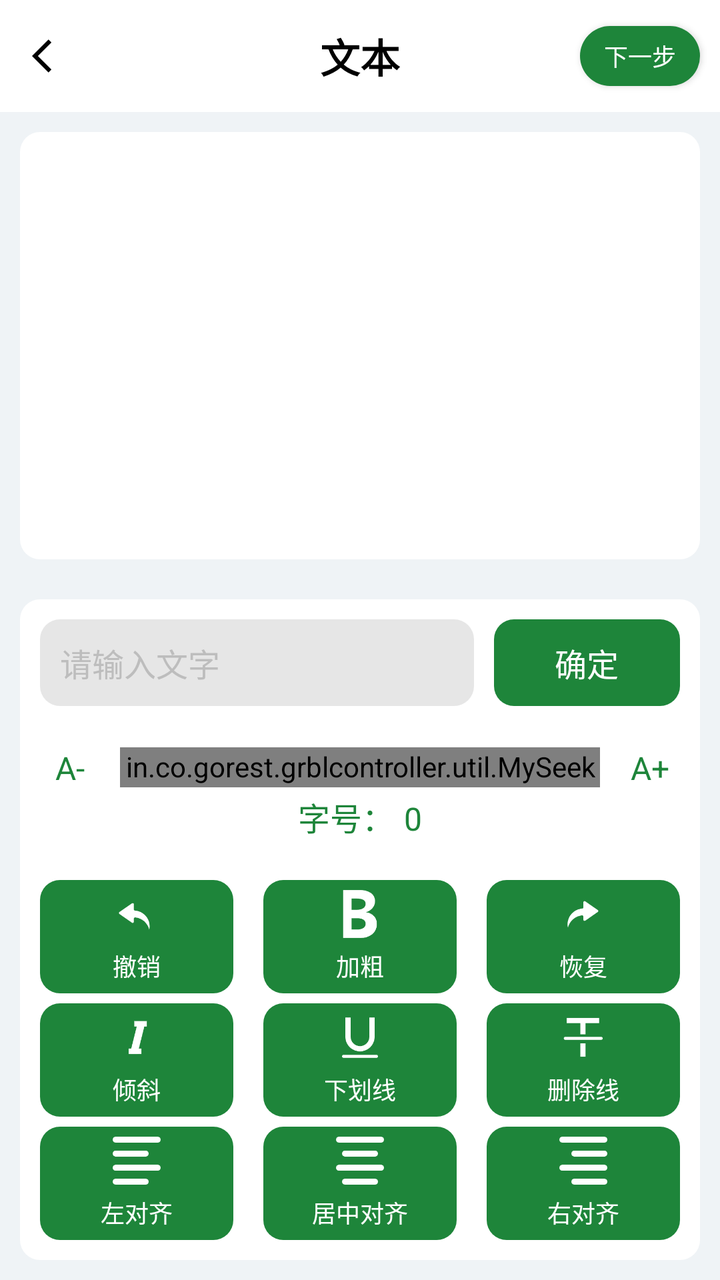
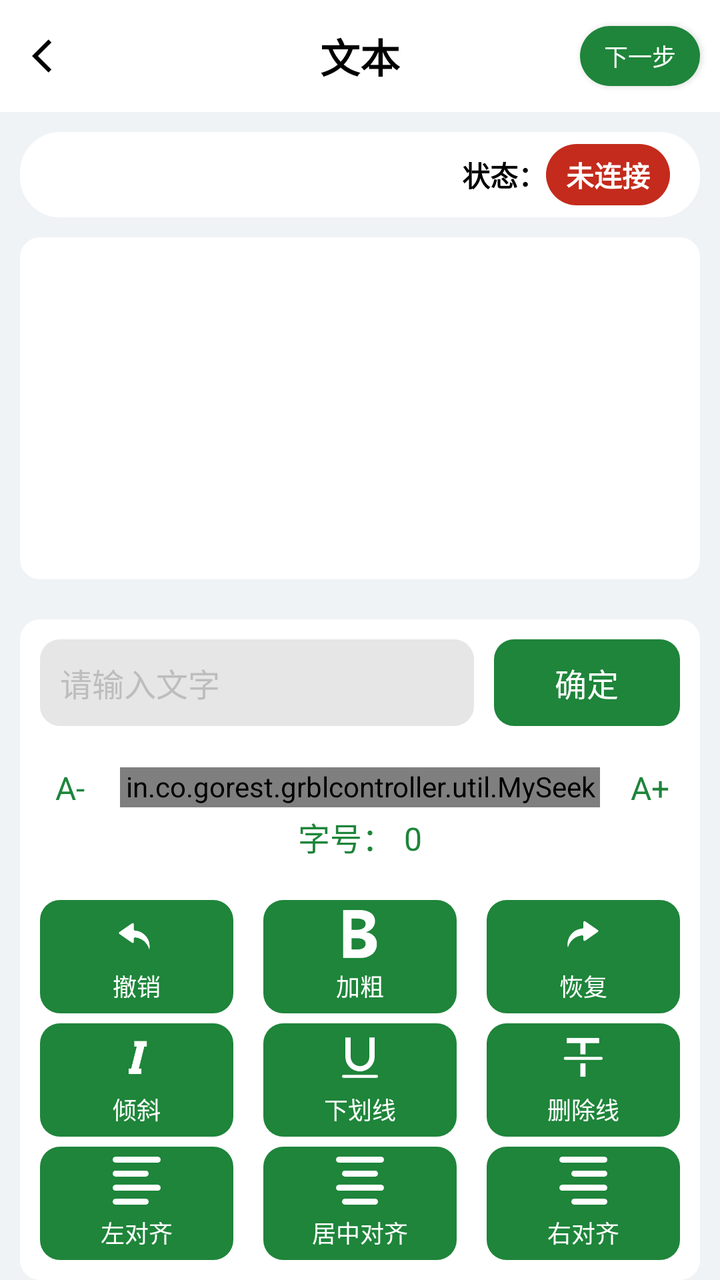

An Android layout rendered at two revisions. The XML below is the earlier revision; the diff shows what the commit changed to produce the second picture.
<!-- AndroidManifest.xml: activity theme AppTheme.NoActionBar -->
<!-- res/layout/activity_textcreate.xml -->
<LinearLayout xmlns:android="http://schemas.android.com/apk/res/android"
    xmlns:app="http://schemas.android.com/apk/res-auto"
    android:layout_width="match_parent"
    android:layout_height="match_parent"
    android:background="@color/ColorGray"
    android:orientation="vertical">

    <RelativeLayout
        android:id="@+id/status_bar"
        android:layout_width="match_parent"
        android:layout_height="?attr/actionBarSize"
        android:background="@color/colorWhite">

        <ImageView
            android:id="@+id/iv_back"
            android:layout_width="20dp"
            android:layout_height="match_parent"
            android:layout_alignParentStart="true"
            android:layout_centerVertical="true"
            android:layout_marginStart="16dp"
            android:src="@drawable/ic_back" />

        <TextView
            android:layout_width="wrap_content"
            android:layout_height="match_parent"
            android:layout_centerHorizontal="true"
            android:gravity="center"
            android:text="文本"
            android:textColor="@color/colorBlack"
            android:textSize="20sp"
            android:textStyle="bold" />

        <Button
            android:id="@+id/btn_next"
            android:layout_width="60dp"
            android:layout_height="30dp"
            android:layout_alignParentEnd="true"
            android:layout_centerVertical="true"
            android:layout_marginEnd="10dp"
            android:background="@drawable/bg_green_1e853a_r100"
            android:gravity="center"
            android:paddingVertical="5dp"
            android:text="下一步"
            android:textColor="@color/colorWhite"
            android:textSize="12sp" />

    </RelativeLayout>


    <RelativeLayout
        android:layout_width="match_parent"
        android:layout_height="match_parent"
        android:layout_margin="10dp">

        
        <LinearLayout
            android:id="@+id/ll_container"
            android:layout_width="match_parent"
            android:layout_height="match_parent"
            android:padding="10dp"
            android:gravity="center"
            android:orientation="vertical"
            android:layout_above="@id/ll_function"
            android:background="@drawable/bg_white_ffffff_r10">

            <TextView
                android:id="@+id/tv_container"
                android:layout_width="wrap_content"
                android:layout_height="wrap_content"
                android:text=""
                android:textColor="@color/colorBlack"
                android:textSize="16sp"/>


        </LinearLayout>

        
        <LinearLayout
            android:id="@+id/ll_function"
            android:layout_width="match_parent"
            android:layout_height="wrap_content"
            android:orientation="vertical"
            android:background="@drawable/bg_white_ffffff_r10"
            android:layout_marginTop="20dp"
            android:padding="10dp"
            android:layout_alignParentBottom="true">

            
            <LinearLayout
                android:layout_width="match_parent"
                android:layout_height="wrap_content"
                android:orientation="horizontal">

                <LinearLayout
                    android:layout_width="0dp"
                    android:layout_height="wrap_content"
                    android:layout_weight="0.7"
                    android:padding="10dp"
                    android:background="@drawable/bg_gray_e6e6e6_r10">

                    <EditText
                        android:id="@+id/et_input"
                        android:layout_width="match_parent"
                        android:layout_height="match_parent"
                        android:background="@null"
                        android:textColor="@color/colorBlack"
                        android:hint="请输入文字"
                        android:textSize="16sp"
                        android:textColorHint="@color/colorDivider"/>

                </LinearLayout>

                <TextView
                    android:id="@+id/tv_confirm"
                    android:layout_width="0dp"
                    android:layout_height="match_parent"
                    android:layout_weight="0.3"
                    android:layout_marginStart="10dp"
                    android:text="确定"
                    android:textColor="@color/colorWhite"
                    android:textSize="16sp"
                    android:background="@drawable/bg_green_1e853a_r10"
                    android:gravity="center"/>

            </LinearLayout>

            
           <LinearLayout
               android:layout_width="match_parent"
               android:layout_height="wrap_content"
               android:layout_marginTop="20dp"
               android:layout_gravity="center"
               android:gravity="center"
               android:orientation="vertical">

               <LinearLayout
                   android:layout_width="match_parent"
                   android:layout_height="wrap_content"
                   android:orientation="horizontal">

                   <TextView
                       android:layout_width="0dp"
                       android:layout_height="wrap_content"
                       android:layout_weight="1"
                       android:gravity="center"
                       android:text="A-"
                       android:textColor="@color/colorGreen"
                       android:textSize="16sp" />

                   <in.co.gorest.grblcontroller.util.MySeekBar
                       android:id="@+id/seekbar_font_size"
                       android:layout_width="0dp"
                       android:layout_height="20dp"
                       android:layout_gravity="center"
                       android:layout_marginStart="10dp"
                       app:progress_min="1"
                       app:progress_max="100"
                       android:layout_weight="8" />


                   <TextView
                       android:layout_width="0dp"
                       android:layout_height="wrap_content"
                       android:layout_marginStart="10dp"
                       android:layout_weight="1"
                       android:gravity="center"
                       android:text="A+"
                       android:textColor="@color/colorGreen"
                       android:textSize="16sp" />
               </LinearLayout>

               <LinearLayout
                   android:layout_width="wrap_content"
                   android:layout_height="wrap_content"
                   android:layout_marginTop="2dp"
                   android:orientation="horizontal">

                   <TextView
                       android:layout_width="wrap_content"
                       android:layout_height="wrap_content"
                       android:text="字号："
                       android:textColor="@color/colorGreen"
                       android:textSize="16sp" />

                   <TextView
                       android:id="@+id/tv_font_size"
                       android:layout_width="wrap_content"
                       android:layout_height="wrap_content"
                       android:layout_marginStart="5dp"
                       android:text="0"
                       android:textColor="@color/colorGreen"
                       android:textSize="16sp" />

               </LinearLayout>

           </LinearLayout>

            
            <LinearLayout
                android:layout_width="match_parent"
                android:layout_height="wrap_content"
                android:layout_marginTop="20dp"
                android:orientation="vertical">

                
                <LinearLayout
                    android:layout_width="match_parent"
                    android:layout_height="wrap_content"
                    android:orientation="horizontal">

                    
                    <LinearLayout
                        android:id="@+id/ll_undo"
                        android:layout_width="0dp"
                        android:layout_height="wrap_content"
                        android:orientation="vertical"
                        android:gravity="center"
                        android:background="@drawable/bg_green_1e853a_r10"
                        android:padding="5dp"
                        android:layout_weight="1">

                        <ImageView
                            android:layout_width="24dp"
                            android:layout_height="24dp"
                            android:src="@drawable/ic_undo"/>

                        <TextView
                            android:layout_width="wrap_content"
                            android:layout_height="wrap_content"
                            android:textSize="12sp"
                            android:textColor="@color/colorWhite"
                            android:layout_marginTop="5dp"
                            android:text="撤销"/>


                    </LinearLayout>

                    
                    <LinearLayout
                        android:id="@+id/ll_bold"
                        android:layout_width="0dp"
                        android:layout_height="wrap_content"
                        android:gravity="center"
                        android:orientation="vertical"
                        android:background="@drawable/bg_green_1e853a_r10"
                        android:layout_marginStart="15dp"
                        android:padding="5dp"
                        android:layout_weight="1">

                        <ImageView
                            android:layout_width="24dp"
                            android:layout_height="24dp"
                            android:src="@drawable/ic_bold"/>

                        <TextView
                            android:layout_width="wrap_content"
                            android:layout_height="wrap_content"
                            android:textSize="12sp"
                            android:textColor="@color/colorWhite"
                            android:layout_marginTop="5dp"
                            android:text="加粗"/>
                    </LinearLayout>

                    
                    <LinearLayout
                        android:id="@+id/ll_redo"
                        android:layout_width="0dp"
                        android:layout_height="wrap_content"
                        android:gravity="center"
                        android:orientation="vertical"
                        android:background="@drawable/bg_green_1e853a_r10"
                        android:layout_marginStart="15dp"
                        android:padding="5dp"
                        android:layout_weight="1">

                        <ImageView
                            android:layout_width="24dp"
                            android:layout_height="24dp"
                            android:src="@drawable/ic_redo"/>

                        <TextView
                            android:layout_width="wrap_content"
                            android:layout_height="wrap_content"
                            android:textSize="12sp"
                            android:textColor="@color/colorWhite"
                            android:layout_marginTop="5dp"
                            android:text="恢复"/>


                    </LinearLayout>

                </LinearLayout>

                
                <LinearLayout
                    android:layout_width="match_parent"
                    android:layout_height="wrap_content"
                    android:layout_marginTop="5dp"
                    android:orientation="horizontal">

                    
                    <LinearLayout
                        android:id="@+id/ll_tilt"
                        android:layout_width="0dp"
                        android:layout_height="wrap_content"
                        android:orientation="vertical"
                        android:gravity="center"
                        android:background="@drawable/bg_green_1e853a_r10"
                        android:padding="5dp"
                        android:layout_weight="1">

                        <ImageView
                            android:layout_width="24dp"
                            android:layout_height="24dp"
                            android:src="@drawable/ic_tilt"/>

                        <TextView
                            android:layout_width="wrap_content"
                            android:layout_height="wrap_content"
                            android:textSize="12sp"
                            android:textColor="@color/colorWhite"
                            android:layout_marginTop="5dp"
                            android:text="倾斜"/>


                    </LinearLayout>

                    
                    <LinearLayout
                        android:id="@+id/ll_underline"
                        android:layout_width="0dp"
                        android:layout_height="wrap_content"
                        android:gravity="center"
                        android:orientation="vertical"
                        android:background="@drawable/bg_green_1e853a_r10"
                        android:layout_marginStart="15dp"
                        android:padding="5dp"
                        android:layout_weight="1">

                        <ImageView
                            android:layout_width="24dp"
                            android:layout_height="24dp"
                            android:src="@drawable/ic_underline"/>

                        <TextView
                            android:layout_width="wrap_content"
                            android:layout_height="wrap_content"
                            android:textSize="12sp"
                            android:textColor="@color/colorWhite"
                            android:layout_marginTop="5dp"
                            android:text="下划线"/>


                    </LinearLayout>

                    
                    <LinearLayout
                        android:id="@+id/ll_deleteline"
                        android:layout_width="0dp"
                        android:layout_height="wrap_content"
                        android:gravity="center"
                        android:orientation="vertical"
                        android:background="@drawable/bg_green_1e853a_r10"
                        android:layout_marginStart="15dp"
                        android:padding="5dp"
                        android:layout_weight="1">

                        <ImageView
                            android:layout_width="24dp"
                            android:layout_height="24dp"
                            android:src="@drawable/ic_deleteline"/>

                        <TextView
                            android:layout_width="wrap_content"
                            android:layout_height="wrap_content"
                            android:textSize="12sp"
                            android:textColor="@color/colorWhite"
                            android:layout_marginTop="5dp"
                            android:text="删除线"/>


                    </LinearLayout>

                </LinearLayout>

                
                <LinearLayout
                    android:layout_width="match_parent"
                    android:layout_height="wrap_content"
                    android:layout_marginTop="5dp"
                    android:orientation="horizontal">

                    
                    <LinearLayout
                        android:id="@+id/ll_align_left"
                        android:layout_width="0dp"
                        android:layout_height="wrap_content"
                        android:orientation="vertical"
                        android:gravity="center"
                        android:background="@drawable/bg_green_1e853a_r10"
                        android:padding="5dp"
                        android:layout_weight="1">

                        <ImageView
                            android:layout_width="24dp"
                            android:layout_height="24dp"
                            android:src="@drawable/ic_align_left"/>

                        <TextView
                            android:layout_width="wrap_content"
                            android:layout_height="wrap_content"
                            android:textSize="12sp"
                            android:textColor="@color/colorWhite"
                            android:layout_marginTop="5dp"
                            android:text="左对齐"/>


                    </LinearLayout>

                    
                    <LinearLayout
                        android:id="@+id/ll_align_center"
                        android:layout_width="0dp"
                        android:layout_height="wrap_content"
                        android:gravity="center"
                        android:orientation="vertical"
                        android:background="@drawable/bg_green_1e853a_r10"
                        android:layout_marginStart="15dp"
                        android:padding="5dp"
                        android:layout_weight="1">

                        <ImageView
                            android:layout_width="24dp"
                            android:layout_height="24dp"
                            android:src="@drawable/ic_align_center"/>

                        <TextView
                            android:layout_width="wrap_content"
                            android:layout_height="wrap_content"
                            android:textSize="12sp"
                            android:textColor="@color/colorWhite"
                            android:layout_marginTop="5dp"
                            android:text="居中对齐"/>


                    </LinearLayout>

                    
                    <LinearLayout
                        android:id="@+id/ll_align_right"
                        android:layout_width="0dp"
                        android:layout_height="wrap_content"
                        android:gravity="center"
                        android:orientation="vertical"
                        android:background="@drawable/bg_green_1e853a_r10"
                        android:layout_marginStart="15dp"
                        android:padding="5dp"
                        android:layout_weight="1">

                        <ImageView
                            android:layout_width="24dp"
                            android:layout_height="24dp"
                            android:src="@drawable/ic_align_right"/>

                        <TextView
                            android:layout_width="wrap_content"
                            android:layout_height="wrap_content"
                            android:textSize="12sp"
                            android:textColor="@color/colorWhite"
                            android:layout_marginTop="5dp"
                            android:text="右对齐"/>


                    </LinearLayout>

                </LinearLayout>


            </LinearLayout>



        </LinearLayout>


    </RelativeLayout>


</LinearLayout>
<!-- resources referenced by this layout -->
<resources>
  <color name="ColorGray">#eff3f6</color>
  <color name="colorBlack">#000000</color>
  <color name="colorDivider">#bdbdbd</color>
  <color name="colorGreen">#1e853a</color>
  <color name="colorWhite">#ffffff</color>
  <!-- drawable bg_gray_e6e6e6_r10 (drawable) -->
  <?xml version="1.0" encoding="utf-8"?>
  <shape xmlns:android="http://schemas.android.com/apk/res/android">
  
      <solid android:color="#FFE6E6E6" />
  
      <corners android:radius="10dp" />
  
  </shape>
  <!-- drawable bg_green_1e853a_r10 (drawable) -->
  <?xml version="1.0" encoding="utf-8"?>
  <shape xmlns:android="http://schemas.android.com/apk/res/android">
  
      <solid android:color="@color/colorGreen" />
  
      <corners android:radius="10dp" />
  
  </shape>
  <!-- drawable bg_green_1e853a_r100 (drawable) -->
  <?xml version="1.0" encoding="utf-8"?>
  <shape xmlns:android="http://schemas.android.com/apk/res/android">
  
      <solid android:color="@color/colorGreen" />
  
      <corners android:radius="100dp" />
  
  </shape>
  <!-- drawable bg_white_ffffff_r10 (drawable) -->
  <?xml version="1.0" encoding="utf-8"?>
  <shape xmlns:android="http://schemas.android.com/apk/res/android">
  
      <solid android:color="#FFFFFFFF" />
  
      <corners android:radius="10dp" />
  
  </shape>
  <!-- drawable ic_align_center: png bitmap (drawable, 1510 bytes) -->
  <!-- drawable ic_align_left: png bitmap (drawable, 1444 bytes) -->
  <!-- drawable ic_align_right: png bitmap (drawable, 1444 bytes) -->
  <!-- drawable ic_back (drawable) -->
  <vector xmlns:android="http://schemas.android.com/apk/res/android" android:autoMirrored="true" android:height="24dp" android:tint="#000000" android:viewportHeight="24" android:viewportWidth="24" android:width="24dp">
        
      <path android:fillColor="@android:color/white" android:pathData="M11.67,3.87L9.9,2.1 0,12l9.9,9.9 1.77,-1.77L3.54,12z"/>
      
  </vector>
  <!-- drawable ic_bold: png bitmap (drawable, 1776 bytes) -->
  <!-- drawable ic_deleteline: png bitmap (drawable, 958 bytes) -->
  <!-- drawable ic_redo: png bitmap (drawable, 1361 bytes) -->
  <!-- drawable ic_tilt: png bitmap (drawable, 1386 bytes) -->
  <!-- drawable ic_underline: png bitmap (drawable, 1550 bytes) -->
  <!-- drawable ic_undo: png bitmap (drawable, 1387 bytes) -->
  <style name="AppTheme.NoActionBar">
          <item name="windowActionBar">false</item>
          <item name="windowNoTitle">true</item>
      </style>
</resources>

<!-- the commit's change to res/layout/activity_textcreate.xml (unified diff, before → after) -->
@@ -46,11 +46,63 @@
 
     </RelativeLayout>
 
+    
+    <RelativeLayout
+        android:layout_width="match_parent"
+        android:layout_height="wrap_content"
+        android:background="@drawable/bg_white_ffffff_r20"
+        android:layout_margin="10dp"
+        android:paddingHorizontal="15dp"
+        android:paddingVertical="6dp">
+
+        <TextView
+            android:id="@+id/tv_machine_name"
+            android:layout_width="wrap_content"
+            android:layout_height="wrap_content"
+            android:layout_alignParentStart="true"
+            android:layout_centerVertical="true"
+            android:text=""
+            android:textColor="@color/colorBlack"
+            android:textSize="14sp"
+            android:textStyle="bold" />
+
+        <LinearLayout
+            android:layout_width="wrap_content"
+            android:layout_height="wrap_content"
+            android:layout_alignParentEnd="true"
+            android:layout_centerVertical="true"
+            android:gravity="center"
+            android:orientation="horizontal">
+
+            <TextView
+                android:layout_width="wrap_content"
+                android:layout_height="wrap_content"
+                android:text="状态："
+                android:textColor="@color/colorBlack"
+                android:textSize="14sp"
+                android:textStyle="bold" />
+
+            <TextView
+                android:id="@+id/tv_machine_status_tips"
+                android:layout_width="wrap_content"
+                android:layout_height="wrap_content"
+                android:background="@drawable/bg_red_c42b1c_r100"
+                android:paddingHorizontal="10dp"
+                android:paddingVertical="5dp"
+                android:text="未连接"
+                android:textColor="@color/colorWhite"
+                android:textSize="14sp"
+                android:textStyle="bold" />
+
+        </LinearLayout>
+
+
+    </RelativeLayout>
 
     <RelativeLayout
         android:layout_width="match_parent"
         android:layout_height="match_parent"
-        android:layout_margin="10dp">
+        android:layout_marginHorizontal="10dp">
 
         
         <LinearLayout
<!-- resource entries referenced after the edit -->
@@ -32,6 +32,15 @@
       <corners android:radius="100dp" />
   
   </shape>
+  <!-- drawable bg_red_c42b1c_r100 (drawable) -->
+  <?xml version="1.0" encoding="utf-8"?>
+  <shape xmlns:android="http://schemas.android.com/apk/res/android">
+  
+      <solid android:color="#c42b1c" />
+  
+      <corners android:radius="100dp" />
+  
+  </shape>
   <!-- drawable bg_white_ffffff_r10 (drawable) -->
   <?xml version="1.0" encoding="utf-8"?>
   <shape xmlns:android="http://schemas.android.com/apk/res/android">
@@ -39,6 +48,15 @@
       <solid android:color="#FFFFFFFF" />
   
       <corners android:radius="10dp" />
+  
+  </shape>
+  <!-- drawable bg_white_ffffff_r20 (drawable) -->
+  <?xml version="1.0" encoding="utf-8"?>
+  <shape xmlns:android="http://schemas.android.com/apk/res/android">
+  
+      <solid android:color="#FFFFFFFF" />
+  
+      <corners android:radius="20dp" />
   
   </shape>
   <!-- drawable ic_align_center: png bitmap (drawable, 1510 bytes) -->
